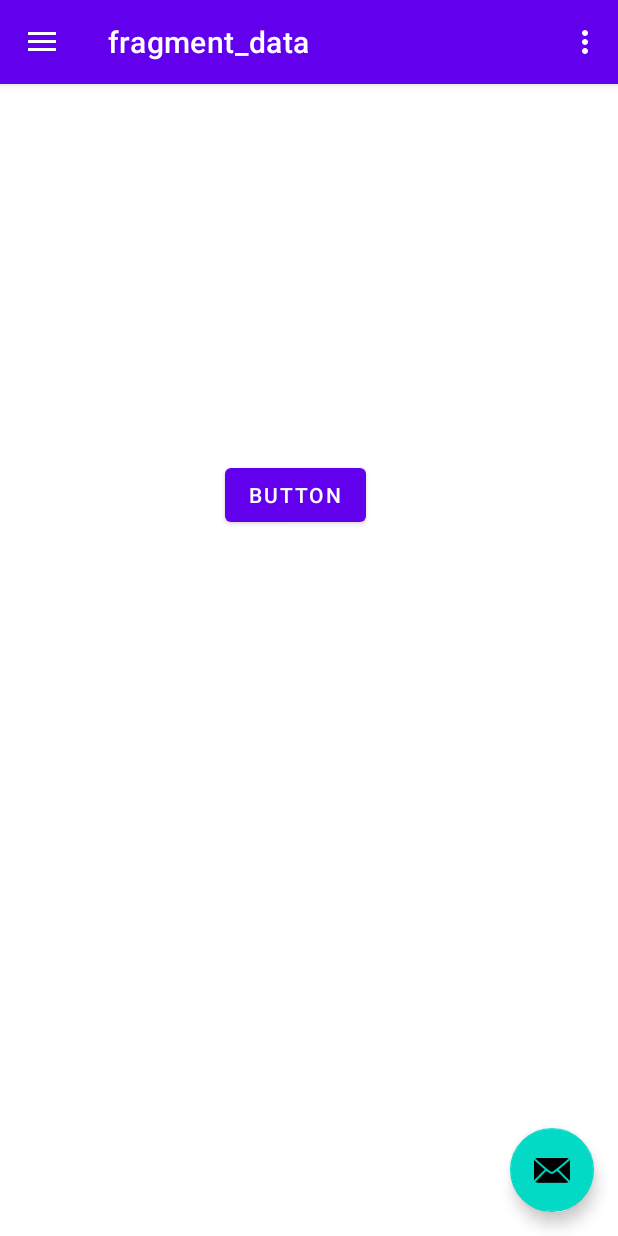
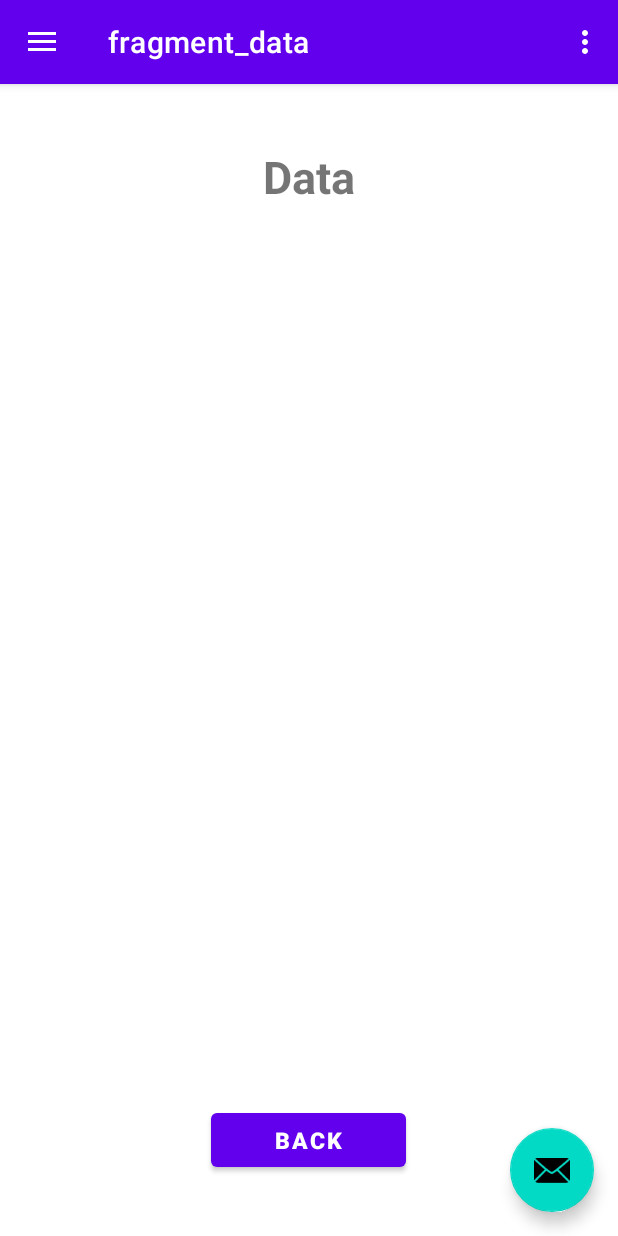
Before and after one commit to Invactive/IoT-system-RPI-SenseHat, an Android app: the screen it shows after launch (MainActivity), in the side drawer, after a tap on "Data", on a phone screen of 412 x 824 dp. Run offline under Robolectric (Android 15) with nearby library versions, the phone set to English and light mode, and no system bars; our stand-ins replace navigation-ui; libraries missing offline, so code that uses them is left out: com.github.mikephil.charting.

Commit message:
Prep for table

```diff
--- a/Mobile_app/SenseApp/app/src/main/java/com/example/sensehat/ui/data/DataFragment.java
+++ b/Mobile_app/SenseApp/app/src/main/java/com/example/sensehat/ui/data/DataFragment.java
@@ -11,6 +11,8 @@ import android.view.LayoutInflater;
 import android.view.View;
 import android.view.ViewGroup;
 import android.widget.Button;
+import android.widget.TableLayout;
+import android.widget.TableRow;
 import android.widget.TextView;
 
 import com.example.sensehat.databinding.FragmentDataBinding;
@@ -28,10 +30,11 @@ public class DataFragment extends Fragment {
         View root = binding.getRoot();
 
         final TextView textView = binding.textData;
-        final TextView textView2 = binding.textData2;
-        final Button button = binding.button;
+        TableLayout table = binding.table;
+        DataViewModel.addtable(table, getActivity());
+        DataViewModel.drawTable(table, getActivity());
+        DataViewModel.updateTable(1L);
         DataViewModel.getText().observe(getViewLifecycleOwner(), textView::setText);
-        DataViewModel.getText1().observe(getViewLifecycleOwner(), textView2::setText);
 
         return root;
     }
@@ -42,4 +45,5 @@ public class DataFragment extends Fragment {
         binding = null;
     }
 
+
 }
--- a/Mobile_app/SenseApp/app/src/main/java/com/example/sensehat/ui/data/DataViewModel.java
+++ b/Mobile_app/SenseApp/app/src/main/java/com/example/sensehat/ui/data/DataViewModel.java
@@ -1,29 +1,40 @@
 package com.example.sensehat.ui.data;
 
+import android.content.Context;
+import android.graphics.Color;
 import android.os.Handler;
+import android.view.Gravity;
+import android.widget.TableLayout;
+import android.widget.TableRow;
+import android.widget.TextView;
 
 import androidx.lifecycle.LiveData;
 import androidx.lifecycle.MutableLiveData;
 import androidx.lifecycle.ViewModel;
 import com.example.sensehat.data.RepositoryModel;
 
+import org.json.JSONArray;
+import org.json.JSONException;
+import org.json.JSONObject;
+
 public class DataViewModel extends ViewModel {
 
     private final MutableLiveData<String> mText;
-    private final MutableLiveData<String> rText;
     private RepositoryModel mRepo;
     private Handler mHandler;
+    private int rowCounter;
 
     public DataViewModel() {
         mRepo = new RepositoryModel();
         mText = new MutableLiveData<>();
-        rText = new MutableLiveData<>();
         mHandler = new Handler();
         mRepo.setIP("25.78.72.7");
+        rowCounter = 0;
+        // GET DATA ONCE FOR THE FIRST TIME HERE
 
 //        EXAMPLE: get value of temperature from temperature sensor in degrees mRepo.getTemperatureDataChart().getValue().get("tempCTemp").toString()
 //        mText.setValue(mRepo.getTemperatureDataChart().getValue().toString());
-        timer(2L);
+        updateTable(2L);
 //        EXAMPLE: get value of pressure in hpa mRepo.getPressureDataChart().getValue().get("pressHpa").toString()
 //        mText.setValue(mRepo.getPressureDataChart().getValue().toString());
 
@@ -45,29 +56,119 @@ public class DataViewModel extends ViewModel {
 //        EXAMPLE: get led red color of led 43 mRepo.getLedsData().getValue().get("43").get(0).toString()
 //        mText.setValue(mRepo.getLedsData().getValue().toString());
 
+//        EXAMPLE: get first JSONObject of joystick mRepo.getLogsData().getValue().get("joystick").getJSONObject(0);
+//        try {
+//            mText.setValue(mRepo.getLogsData().getValue().get("joystick").getJSONObject(0).toString());
+//        } catch (JSONException e) {
+//            e.printStackTrace();
+//        }
+
+//        EXAMPLE: get value of X in first JSONObject joystick mRepo.getLogsData().getValue().get("joystick").getJSONObject(0).getInt("X");
+//        try {
+//            mText.setValue(String.valueOf(mRepo.getLogsData().getValue().get("joystick").getJSONObject(0).getInt("X")));
+//        } catch (JSONException e) {
+//            e.printStackTrace();
+//        }
+
     }
 
     public LiveData<String> getText() { return mText; }
-    public LiveData<String> getText1() {
-        return rText;
+
+    public void addtable(TableLayout table, Context context){
+        System.out.println("Table added");
+        TableRow tabRow = new TableRow(context);
+        TextView header1 = new TextView(context);
+        header1.setText("Timestamp");
+        header1.setGravity(Gravity.CENTER);
+        header1.setPadding(30, 30, 30, 30);
+        header1.setTextColor(Color.WHITE);
+        tabRow.addView(header1);
+
+        TextView header2 = new TextView(context);
+        header2.setText("Temperature");
+        header2.setGravity(Gravity.CENTER);
+        header2.setPadding(30, 30, 30, 30);
+        header2.setTextColor(Color.WHITE);
+        tabRow.addView(header2);
+
+        TextView header3 = new TextView(context);
+        header3.setText("Humidity");
+        header3.setGravity(Gravity.CENTER);
+        header3.setTextColor(Color.WHITE);
+        header3.setPadding(30, 30, 30, 30);
+        tabRow.addView(header3);
+
+        TextView header4 = new TextView(context);
+        header4.setText("Joystick");
+        header4.setGravity(Gravity.CENTER);
+        header4.setPadding(30, 30, 30, 30);
+        header4.setTextColor(Color.WHITE);
+        tabRow.addView(header4);
+
+        table.addView(tabRow);
     }
 
 
-    public void timer(Long delay){
+    public void updateTable(Long delay){
         mHandler.postDelayed(new Runnable(){
-            int i =0;
             public void run(){
-                System.out.println(i);
-                mText.setValue(mRepo.getTemperatureDataChart().getValue().toString());
-                System.out.println("TEMP:" + mRepo.getTemperatureDataChart().getValue().toString());
-                rText.setValue(mRepo.getPressureDataChart().getValue().toString());
-                System.out.println("PRESS:" + mRepo.getPressureDataChart().getValue().toString());
-                mRepo.putLedsRequest(1,2,3,4,5);
-                mRepo.putIntervalRequest(Integer.toString(i));
-                mHandler.postDelayed(this, delay * 500);
-                i+=1;
+                // REQUESTS
+//                System.out.println(mRepo.getLogsData().getValue().get("joystick"));
+//                System.out.println(mRepo.getLogsData().getValue().get("temperature"));
+//                System.out.println(mRepo.getLogsData().getValue().get("pressure"));
+//                System.out.println(mRepo.getLogsData().getValue().get("humidity"));
+//                System.out.println(mRepo.getLogsData().getValue().get("compass"));
+//                System.out.println(mRepo.getLogsData().getValue().get("accelerometer"));
+//                System.out.println(mRepo.getLogsData().getValue().get("orientation"));
+//                System.out.println(mRepo.getLogsData().getValue().get("pixels"));
+
+                rowCounter += 1;
+                System.out.println("ROWCOUNTER: " + rowCounter);
+
+                // WORKING!!!
+//                mRepo.putLedsRequest(0,0,3,4,255);
+//                mRepo.putIntervalRequest(i);
+//                mRepo.putResetLedsRequest();
+                mHandler.postDelayed(this, delay * 1000);
             }
-        }, delay * 500);
+        }, delay * 1000);
+    }
+
+    public void drawTable(TableLayout table, Context context){
+        System.out.println("Table draw");
+        TableRow recordRow = new TableRow(context);
+        recordRow.setId(rowCounter);
+
+        TextView t1v = new TextView(context);
+
+        t1v.setText("Test1");
+        t1v.setPadding(30, 30, 30, 30);
+        t1v.setTextColor(Color.WHITE);
+        t1v.setGravity(Gravity.CENTER);
+        recordRow.addView(t1v);
+
+        TextView t2v = new TextView(context);
+        t2v.setText("Test2");
+        t2v.setPadding(30, 30, 30, 30);
+        t2v.setTextColor(Color.WHITE);
+        t2v.setGravity(Gravity.CENTER);
+        recordRow.addView(t2v);
+
+        TextView t3v = new TextView(context);
+        t3v.setText("Test3");
+        t3v.setPadding(30, 30, 30, 30);
+        t3v.setTextColor(Color.WHITE);
+        t3v.setGravity(Gravity.CENTER);
+        recordRow.addView(t3v);
+
+        TextView t4v = new TextView(context);
+        t4v.setText("Test4");
+        t4v.setPadding(30, 30, 30, 30);
+        t4v.setTextColor(Color.WHITE);
+        t4v.setGravity(Gravity.CENTER);
+        recordRow.addView(t4v);
+
+        table.addView(recordRow);
     }
 
 
--- a/Mobile_app/SenseApp/app/src/main/res/layout/fragment_data.xml
+++ b/Mobile_app/SenseApp/app/src/main/res/layout/fragment_data.xml
@@ -20,32 +20,62 @@
         app:layout_constraintStart_toStartOf="parent"
         app:layout_constraintTop_toTopOf="parent" />
 
-    <TextView
-        android:id="@+id/text_data2"
+    <ScrollView
         android:layout_width="match_parent"
-        android:layout_height="wrap_content"
-        android:layout_marginStart="8dp"
-        android:layout_marginTop="400dp"
-        android:layout_marginEnd="8dp"
-        android:textAlignment="center"
-        android:textSize="20sp"
-        app:layout_constraintBottom_toBottomOf="parent"
+        android:layout_height="match_parent"
+        android:layout_marginStart="1dp"
+        android:layout_marginTop="1dp"
+        android:layout_marginEnd="1dp"
+        android:fillViewport="true"
         app:layout_constraintEnd_toEndOf="parent"
+        app:layout_constraintHorizontal_bias="1.0"
         app:layout_constraintStart_toStartOf="parent"
-        app:layout_constraintTop_toTopOf="parent" />
+        app:layout_constraintTop_toTopOf="parent"
+        tools:ignore="SpeakableTextPresentCheck">
 
-    <Button
-        android:id="@+id/button"
-        android:layout_width="wrap_content"
-        android:layout_height="wrap_content"
-        android:text="Button"
-        android:layout_marginStart="150dp"
-        android:layout_marginTop="250dp"
-        android:layout_marginEnd="8dp"
-        app:layout_constraintBottom_toBottomOf="parent"
-        app:layout_constraintEnd_toEndOf="parent"
-        app:layout_constraintStart_toStartOf="parent"
-        app:layout_constraintTop_toTopOf="parent"/>
+        <RelativeLayout
+            android:layout_width="fill_parent"
+            android:layout_height="fill_parent"
+            android:orientation="horizontal">
+
+            <TextView
+                android:id="@+id/dataTV"
+                android:layout_width="wrap_content"
+                android:layout_height="wrap_content"
+                android:layout_marginEnd="16dp"
+                android:layout_marginTop="30dp"
+                android:paddingLeft="14dp"
+                android:paddingTop="10dp"
+                android:paddingRight="14dp"
+                android:paddingBottom="10dp"
+                android:layout_centerHorizontal="true"
+                android:text="Data"
+                android:textSize="30dp"
+                android:textStyle="bold" />
+
+
+            <TableLayout
+                android:id="@+id/table"
+                android:layout_width="wrap_content"
+                android:layout_height="wrap_content"
+                android:layout_centerHorizontal="true"
+                android:layout_marginTop="110dp"
+                >
+
+            </TableLayout>
+
+            <Button
+                android:id="@+id/backDataBtn"
+                android:layout_width="130dp"
+                android:layout_height="48dp"
+                android:layout_centerHorizontal="true"
+                android:layout_marginBottom="40dp"
+                android:layout_alignParentBottom="true"
+                android:text="Back"
+                android:textSize="15sp"
+                android:textStyle="bold" />
+        </RelativeLayout>
+    </ScrollView>
 
 
 </FrameLayout>
```
Also changed, not shown: Mobile_app/SenseApp/app/src/main/java/com/example/sensehat/data/RepositoryModel.java (+89 -40 lines), Mobile_app/SenseApp/app/src/main/java/com/example/sensehat/ui/data/DataAdapter.java (added, +57 -0 lines), Mobile_app/SenseApp/app/src/main/java/com/example/sensehat/ui/leds/LedsAdapter.java (added, +61 -0 lines).
